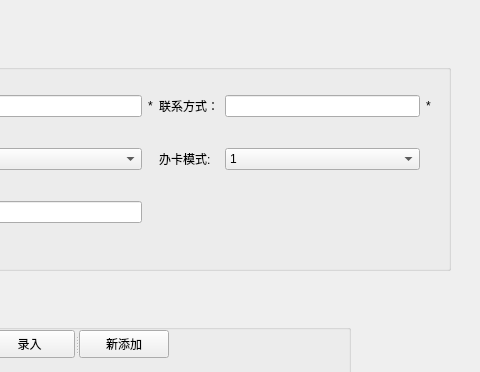
Before: the Qt Designer form GUI/newUser.ui in Holy-Shine/Acrotest, drawn with Qt 5; both pictures show x 220 to 700 and y 0 to 372 of the 700 by 500 pixel window.
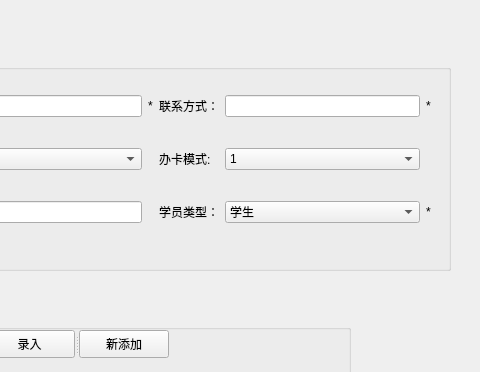
After: the same form once the commit is applied.

```diff
--- a/GUI/newUser.ui
+++ b/GUI/newUser.ui
@@ -155,6 +155,41 @@
        </item>
       </widget>
      </item>
+     <item row="2" column="3">
+      <widget class="QLabel" name="label_8">
+       <property name="text">
+        <string>学员类型：</string>
+       </property>
+      </widget>
+     </item>
+     <item row="2" column="4">
+      <widget class="QComboBox" name="cb_mem_type">
+       <item>
+        <property name="text">
+         <string>学生</string>
+        </property>
+       </item>
+       <item>
+        <property name="text">
+         <string>教练</string>
+        </property>
+       </item>
+      </widget>
+     </item>
+     <item row="2" column="5">
+      <widget class="QLabel" name="label_9">
+       <property name="font">
+        <font>
+         <pointsize>9</pointsize>
+         <weight>50</weight>
+         <bold>false</bold>
+        </font>
+       </property>
+       <property name="text">
+        <string>*</string>
+       </property>
+      </widget>
+     </item>
     </layout>
    </widget>
   </widget>
```
